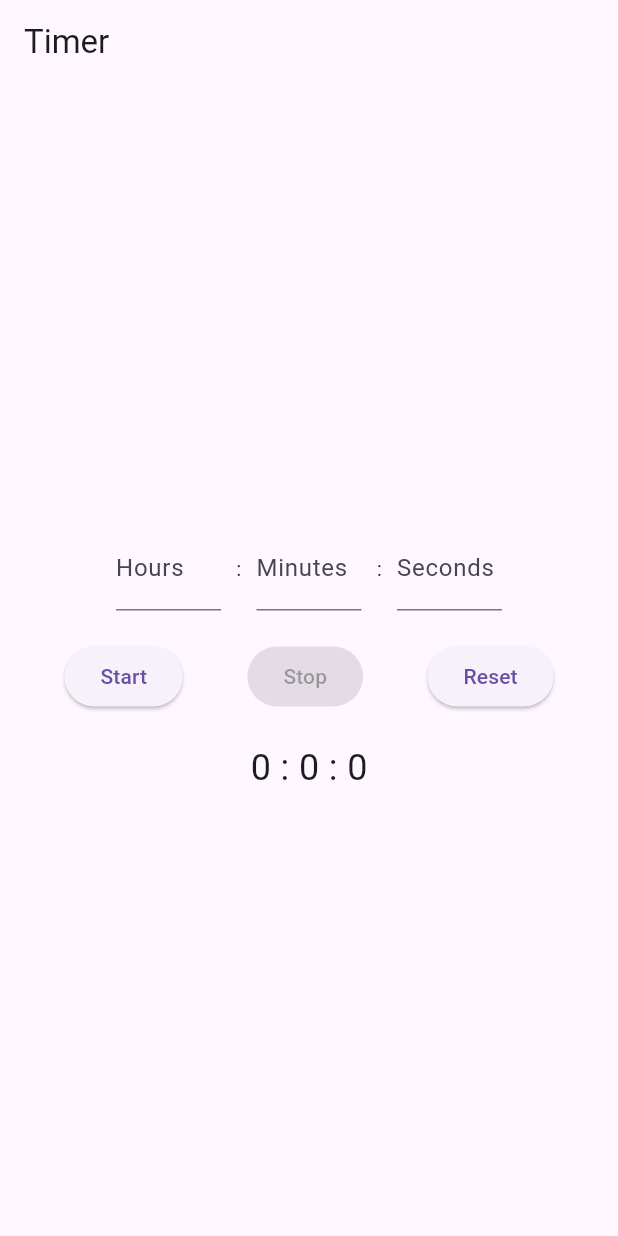
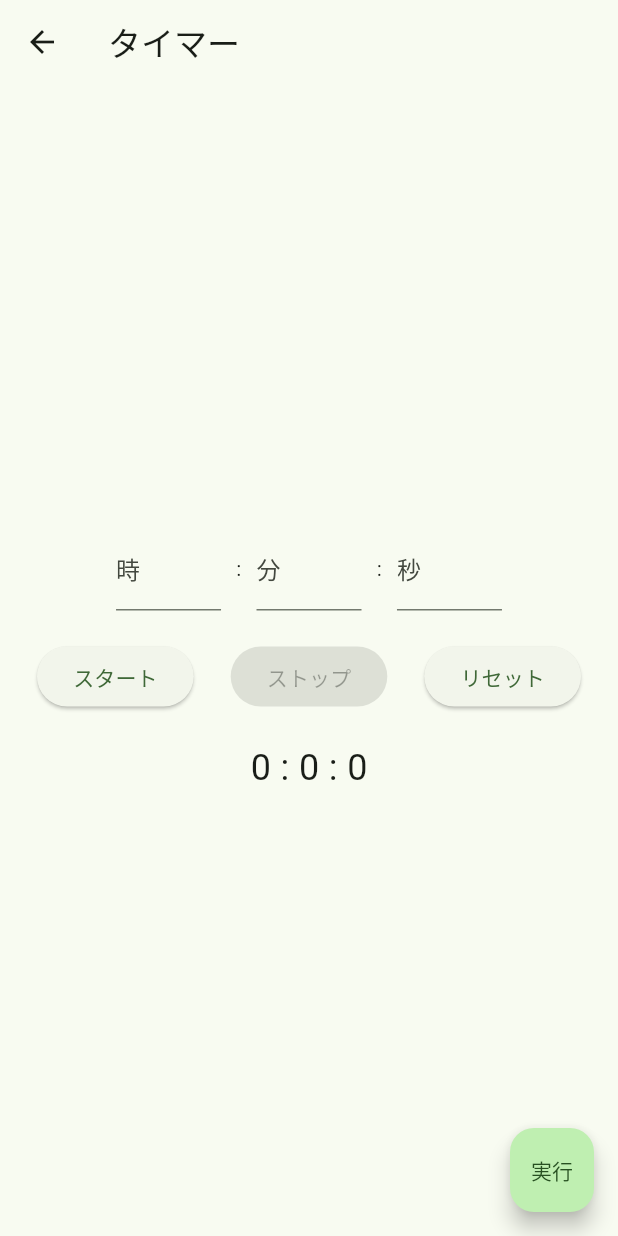
Before and after one commit to Yuuu12345/StudyTime, a Flutter app: the selectApp screen opened directly, after a tap on "タイマー", on a phone screen of 412 x 824 dp. Run offline on Flutter 3.47's test engine with Material 3 defaults, Android fonts, the light colour scheme and no system bars; our stand-ins replace cloud_firestore, firebase_core, fl_chart, flutter_colorpicker; accounts and stored records are empty.

Commit message:
タイマーデータベース完了

```diff
--- a/lib/select_timer.dart
+++ b/lib/select_timer.dart
@@ -3,7 +3,7 @@
 import 'package:studytime/timer.dart';
 
 void main() {
-  runApp(selectApp());
+  runApp(const selectApp());
 }
 
 class selectApp extends StatelessWidget {
@@ -12,27 +12,42 @@
   @override
   Widget build(BuildContext context) {
     return Scaffold(
+        appBar: AppBar(title: Text('記録形式')),
         body: Center(
-            child: Row(
+            child: Column(
           children: [
-        ElevatedButton(
-            onPressed: () {
-              Navigator.push(context,
-                  MaterialPageRoute(builder: (context) => StopwatchScreen()));
-            },
-            child: Text('ストップウォッチ')),
+            Spacer(),
             ElevatedButton(
                 onPressed: () {
                   Navigator.push(
-                  context, MaterialPageRoute(builder: (context) => TimerApp()));
+                      context,
+                      MaterialPageRoute(
+                          builder: (context) => const StopwatchScreen()));
                 },
-            child: Text('タイマー')),
+                child: const Text('ストップウォッチ')),
+            SizedBox(
+              height: 40,
+            ),
             ElevatedButton(
                 onPressed: () {
-              Navigator.push(context,
-                  MaterialPageRoute(builder: (context) => StopwatchScreen()));
+                  Navigator.push(
+                      context,
+                      MaterialPageRoute(
+                          builder: (context) => const TimerScreen()));
                 },
-            child: Text('手動'))
+                child: const Text('タイマー')),
+            SizedBox(
+              height: 40,
+            ),
+            ElevatedButton(
+                onPressed: () {
+                  Navigator.push(
+                      context,
+                      MaterialPageRoute(
+                          builder: (context) => const StopwatchScreen()));
+                },
+                child: const Text('手動')),
+            Spacer()
           ],
         )));
   }
--- a/lib/stopwatch.dart
+++ b/lib/stopwatch.dart
@@ -1,16 +1,20 @@
 import 'package:flutter/material.dart';
 
-class StopwatchApp extends StatelessWidget {
-  @override
-  Widget build(BuildContext context) {
-    return MaterialApp(
-      title: 'Stopwatch App',
-      home: StopwatchScreen(),
-    );
-  }
-}
+// class StopwatchApp extends StatelessWidget {
+//   const StopwatchApp({super.key});
+
+//   @override
+//   Widget build(BuildContext context) {
+//     return const MaterialApp(
+//       title: 'Stopwatch App',
+//       home: StopwatchScreen(),
+//     );
+//   }
+// }
 
 class StopwatchScreen extends StatefulWidget {
+  const StopwatchScreen({super.key});
+
   @override
   _StopwatchScreenState createState() => _StopwatchScreenState();
 }
@@ -55,7 +59,7 @@
   }
 
   void _updateStopwatch() {
-    Future.delayed(Duration(milliseconds: 30), () {
+    Future.delayed(const Duration(milliseconds: 30), () {
       if (_isRunning) {
         setState(() {
           _elapsedTime = _stopwatch.elapsed;
@@ -71,7 +75,7 @@
 
     return Scaffold(
       appBar: AppBar(
-        title: Text('Stopwatch'),
+        title: const Text('ストップウォッチ'),
       ),
       body: Center(
         child: Column(
@@ -80,20 +84,20 @@
           children: <Widget>[
             Text(
               formattedTime,
-              style: TextStyle(fontSize: 48.0),
+              style: const TextStyle(fontSize: 48.0),
             ),
-            SizedBox(height: 20),
+            const SizedBox(height: 20),
             Row(
               mainAxisAlignment: MainAxisAlignment.center,
               children: <Widget>[
                 ElevatedButton(
                   onPressed: _toggleStopwatch,
-                  child: Text(_isRunning ? 'Stop' : 'Start'),
+                  child: Text(_isRunning ? 'ストップ' : 'スタート'),
                 ),
-                SizedBox(width: 20),
+                const SizedBox(width: 20),
                 ElevatedButton(
                   onPressed: _resetStopwatch,
-                  child: Text('Reset'),
+                  child: const Text('リセット'),
                 ),
               ],
             ),
--- a/lib/timer.dart
+++ b/lib/timer.dart
@@ -1,27 +1,36 @@
 import 'package:flutter/material.dart';
+import 'package:cloud_firestore/cloud_firestore.dart';
+import 'firebase_options.dart';
+import 'package:firebase_core/firebase_core.dart';
 import 'dart:async';
+import 'package:studytime/main.dart';
 
-class TimerApp extends StatelessWidget {
-  @override
-  Widget build(BuildContext context) {
-    return MaterialApp(
-      title: 'Timer',
-      home: TimerScreen(),
-    );
-  }
-}
+// class TimerApp extends StatelessWidget {
+//   const TimerApp({super.key});
+
+//   @override
+//   Widget build(BuildContext context) {
+//     return const MaterialApp(
+//       title: 'Timer',
+//       home: TimerScreen(),
+//     );
+//   }
+// }
 
 class TimerScreen extends StatefulWidget {
+  const TimerScreen({super.key});
+
   @override
   _TimerScreenState createState() => _TimerScreenState();
 }
 
 class _TimerScreenState extends State<TimerScreen> {
+  int _counttime = 0;
   late int _hours;
   late int _minutes;
   late int _seconds;
   late int _totalSeconds;
-  late Timer _timer;
+  Timer? _timer;
   late TextEditingController _hoursController;
   late TextEditingController _minutesController;
   late TextEditingController _secondsController;
@@ -42,20 +51,26 @@
 
   @override
   void dispose() {
-    _timer.cancel();
+    _timer?.cancel();
     super.dispose();
   }
 
   void startTimer() {
     _totalSeconds = (_hours * 3600) + (_minutes * 60) + _seconds;
-    _timer = Timer.periodic(Duration(seconds: 1), (timer) {
+    _timer = Timer.periodic(const Duration(seconds: 1), (timer) {
       if (_totalSeconds == 0) {
-        _timer.cancel();
+        FirebaseFirestore.instance
+            .collection('user')
+            .doc('time')
+            .set({'time': _counttime});
+        _timer?.cancel();
         setState(() {
           _isRunning = false;
+          _counttime = 0;
         });
       } else {
         setState(() {
+          _counttime++;
           _totalSeconds--;
           _hours = _totalSeconds ~/ 3600;
           _minutes = (_totalSeconds % 3600) ~/ 60;
@@ -69,18 +84,19 @@
   }
 
   void stopTimer() {
-    _timer.cancel();
+    _timer?.cancel();
     setState(() {
       _isRunning = false;
     });
   }
 
   void resetTimer() {
-    _timer.cancel();
+    _timer?.cancel();
     _hoursController.clear();
     _minutesController.clear();
     _secondsController.clear();
     setState(() {
+      _counttime = 0;
       _hours = 0;
       _minutes = 0;
       _seconds = 0;
@@ -89,11 +105,13 @@
     });
   }
 
+  void complete() {}
+
   @override
   Widget build(BuildContext context) {
     return Scaffold(
       appBar: AppBar(
-        title: Text('Timer'),
+        title: const Text('タイマー'),
       ),
       body: Center(
         child: Column(
@@ -102,7 +120,7 @@
             Row(
               mainAxisAlignment: MainAxisAlignment.center,
               children: <Widget>[
-                Container(
+                SizedBox(
                   width: 70,
                   child: TextField(
                     controller: _hoursController,
@@ -113,15 +131,15 @@
                         _hours = int.tryParse(value) ?? 0;
                       });
                     },
-                    decoration: InputDecoration(
-                      labelText: 'Hours',
+                    decoration: const InputDecoration(
+                      labelText: '時',
                     ),
                   ),
                 ),
-                SizedBox(width: 10),
-                Text(':'),
-                SizedBox(width: 10),
-                Container(
+                const SizedBox(width: 10),
+                const Text(':'),
+                const SizedBox(width: 10),
+                SizedBox(
                   width: 70,
                   child: TextField(
                     controller: _minutesController,
@@ -132,15 +150,15 @@
                         _minutes = int.tryParse(value) ?? 0;
                       });
                     },
-                    decoration: InputDecoration(
-                      labelText: 'Minutes',
+                    decoration: const InputDecoration(
+                      labelText: '分',
                     ),
                   ),
                 ),
-                SizedBox(width: 10),
-                Text(':'),
-                SizedBox(width: 10),
-                Container(
+                const SizedBox(width: 10),
+                const Text(':'),
+                const SizedBox(width: 10),
+                SizedBox(
                   width: 70,
                   child: TextField(
                     controller: _secondsController,
@@ -151,39 +169,67 @@
                         _seconds = int.tryParse(value) ?? 0;
                       });
                     },
-                    decoration: InputDecoration(
-                      labelText: 'Seconds',
+                    decoration: const InputDecoration(
+                      labelText: '秒',
                     ),
                   ),
                 ),
               ],
             ),
-            SizedBox(height: 20),
+            const SizedBox(height: 20),
             Row(
               mainAxisAlignment: MainAxisAlignment.spaceEvenly,
               children: [
                 ElevatedButton(
                   onPressed: _isRunning ? null : startTimer,
-                  child: Text('Start'),
+                  child: const Text('スタート'),
                 ),
                 ElevatedButton(
                   onPressed: _isRunning ? stopTimer : null,
-                  child: Text('Stop'),
+                  child: const Text('ストップ'),
                 ),
                 ElevatedButton(
                   onPressed: resetTimer,
-                  child: Text('Reset'),
+                  child: const Text('リセット'),
                 ),
               ],
             ),
-            SizedBox(height: 20),
+            const SizedBox(height: 20),
             Text(
               '$_hours : $_minutes : $_seconds',
-              style: TextStyle(fontSize: 24),
+              style: const TextStyle(fontSize: 24),
             ),
           ],
         ),
       ),
+      floatingActionButton: FloatingActionButton(
+        onPressed: () async {
+          await FirebaseFirestore.instance
+              .collection('user')
+              .doc('time')
+              .set({'time': _counttime});
+          await resetTimer;
+          await showDialog(
+              context: context,
+              builder: (BuildContext context) {
+                return AlertDialog(
+                  title: Text('勉強時間を記録しました'),
+                  actions: [
+                    ElevatedButton(
+                      child: Text('完了'),
+                      onPressed: () {
+                        Navigator.push(
+                            context,
+                            MaterialPageRoute(
+                                builder: (context) => const MyApp()));
+                      },
+                    )
+                  ],
+                );
+              });
+        },
+        child: Text('実行'),
+      ),
     );
   }
 }
```
Also changed, not shown: lib/main.dart (+12 -12 lines), lib/next_page.dart (+8 -8 lines). Lines whose indentation alone changed are shown as unchanged.
